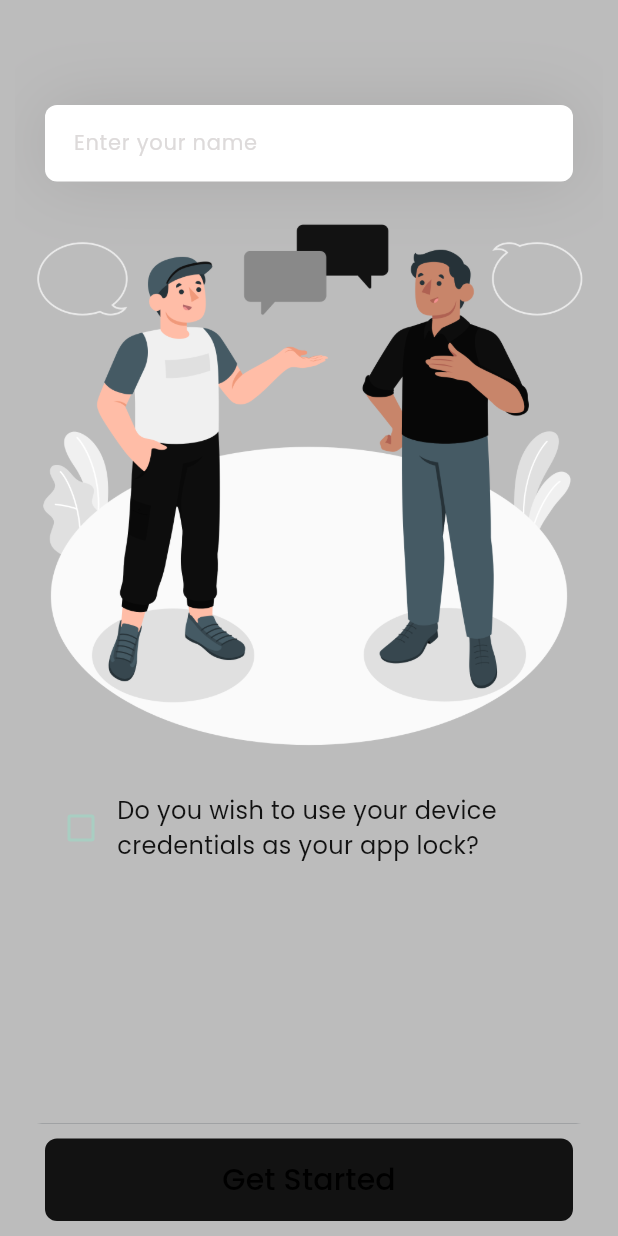
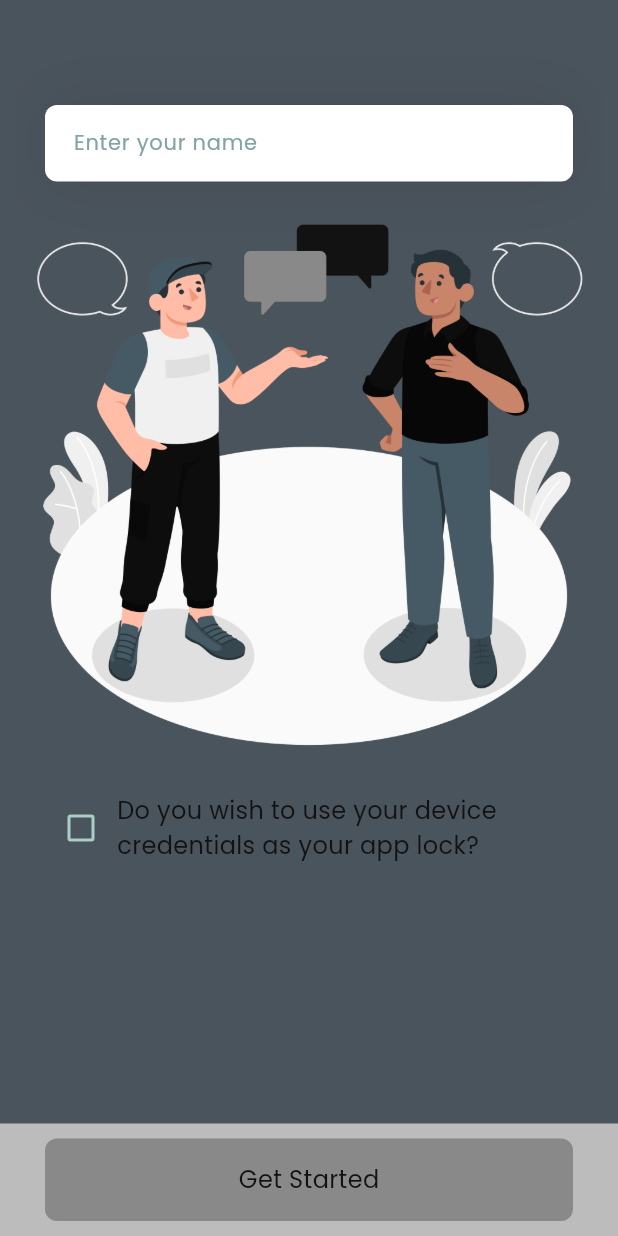
Before and after one commit to akashTharuka/vlc_msg_app, a Flutter app: the screen it shows after launch, after a tap on "Skip", on a phone screen of 412 x 824 dp. Run offline on Flutter 3.47's test engine with Material 3 defaults, Android fonts, the light colour scheme and no system bars; our stand-ins replace shared_preferences, smooth_page_indicator.

Commit message:
onboarding UI fix according to the theme

```diff
--- a/lib/pages/onboarding/onboarding_view.dart
+++ b/lib/pages/onboarding/onboarding_view.dart
@@ -25,58 +25,18 @@ class _OnboardingViewState extends State<OnboardingView> {
         color: Theme.of(context).colorScheme.background,
         padding: const EdgeInsets.symmetric(horizontal: 10, vertical: 10),
         child: isLastPage
-            ? getStarted()
+            ? getStarted(context)
             : Row(
                 mainAxisAlignment: MainAxisAlignment.spaceBetween,
                 children: [
-                  // skip button
-                  TextButton(
-                    onPressed: () {
-                      pageController
-                          .jumpToPage(controller.onboardingInfoItems.length);
-                    },
-                    child: Text(
-                      'Skip',
-                      style: Theme.of(context).textTheme.bodyMedium,
-                    ),
-                  ),
-
-                  // page indicator
-                  SmoothPageIndicator(
-                    controller: pageController,
-                    count: controller.onboardingInfoItems.length + 1,
-                    onDotClicked: (index) => pageController.animateToPage(
-                      index,
-                      duration: const Duration(milliseconds: 600),
-                      curve: Curves.easeInOut,
-                    ),
-                    effect: const WormEffect(
-                      dotWidth: 10,
-                      dotHeight: 10,
-                      activeDotColor: Colors.black,
-                      dotColor: Colors.grey,
-                    ),
-                  ),
-
-                  // next button
-                  TextButton(
-                    onPressed: () {
-                      pageController.nextPage(
-                        duration: const Duration(milliseconds: 600),
-                        curve: Curves.easeInOut,
-                      );
-                    },
-                    child: Text(
-                      'Next',
-                      style: Theme.of(context).textTheme.bodyMedium,
-                    ),
-                  ),
+                  skipButton(context),
+                  smoothPageIndicator(),
+                  nextButton(context),
                 ],
               ),
       ),
       body: Container(
         width: double.infinity,
-        color: Theme.of(context).colorScheme.background,
         padding: const EdgeInsets.symmetric(horizontal: 10, vertical: 10),
         child: PageView.builder(
           onPageChanged: (index) => setState(() =>
@@ -103,8 +63,8 @@ class _OnboardingViewState extends State<OnboardingView> {
                     child: TextFormField(
                       decoration: InputDecoration(
                         hintText: 'Enter your name',
-                        hintStyle: const TextStyle(
-                          color: Color(0xffDDDADA),
+                        hintStyle: TextStyle(
+                          color: Theme.of(context).colorScheme.onSecondary,
                           fontSize: 14,
                         ),
                         filled: true,
@@ -115,8 +75,8 @@ class _OnboardingViewState extends State<OnboardingView> {
                         ),
                         contentPadding: const EdgeInsets.all(15),
                       ),
-                      style: const TextStyle(
-                        color: Colors.black,
+                      style: TextStyle(
+                        color: Theme.of(context).colorScheme.primary,
                         fontSize: 14,
                       ),
                     ),
@@ -155,18 +115,15 @@ class _OnboardingViewState extends State<OnboardingView> {
                   Text(
                     controller.onboardingInfoItems[index].title,
                     textAlign: TextAlign.center,
-                    style: const TextStyle(
-                      fontSize: 24,
-                      fontWeight: FontWeight.bold,
-                    ),
+                    style: Theme.of(context).textTheme.titleMedium!.copyWith(
+                          fontSize: 24,
+                          fontWeight: FontWeight.w700,
+                        ),
                   ),
                   const SizedBox(height: 15),
                   Text(controller.onboardingInfoItems[index].description,
                       textAlign: TextAlign.center,
-                      style: const TextStyle(
-                        fontSize: 18,
-                        color: Colors.grey,
-                      )),
+                      style: Theme.of(context).textTheme.bodyMedium),
                 ],
               );
             }
@@ -176,12 +133,57 @@ class _OnboardingViewState extends State<OnboardingView> {
     );
   }
 
-  Widget getStarted() {
+  TextButton nextButton(BuildContext context) {
+    return TextButton(
+      onPressed: () {
+        pageController.nextPage(
+          duration: const Duration(milliseconds: 600),
+          curve: Curves.easeInOut,
+        );
+      },
+      child: Text(
+        'Next',
+        style: Theme.of(context).textTheme.bodyMedium,
+      ),
+    );
+  }
+
+  SmoothPageIndicator smoothPageIndicator() {
+    return SmoothPageIndicator(
+      controller: pageController,
+      count: controller.onboardingInfoItems.length + 1,
+      onDotClicked: (index) => pageController.animateToPage(
+        index,
+        duration: const Duration(milliseconds: 600),
+        curve: Curves.easeInOut,
+      ),
+      effect: const WormEffect(
+        dotWidth: 10,
+        dotHeight: 10,
+        activeDotColor: Colors.black,
+        dotColor: Colors.grey,
+      ),
+    );
+  }
+
+  TextButton skipButton(BuildContext context) {
+    return TextButton(
+      onPressed: () {
+        pageController.jumpToPage(controller.onboardingInfoItems.length);
+      },
+      child: Text(
+        'Skip',
+        style: Theme.of(context).textTheme.bodyMedium,
+      ),
+    );
+  }
+
+  Widget getStarted(context) {
     return Container(
       margin: const EdgeInsets.only(left: 20, right: 20),
       decoration: BoxDecoration(
         borderRadius: BorderRadius.circular(8),
-        color: Theme.of(context).colorScheme.primary,
+        color: Theme.of(context).colorScheme.primary.withOpacity(0.3),
       ),
       width: MediaQuery.of(context).size.width * .9,
       height: 55,
@@ -197,11 +199,9 @@ class _OnboardingViewState extends State<OnboardingView> {
             MaterialPageRoute(builder: (context) => HomeScreen()),
           );
         },
-        child: const Text(
+        child: Text(
           "Get Started",
-          style: TextStyle(
-            color: Colors.black,
-          ),
+          style: Theme.of(context).textTheme.bodyMedium,
         ),
       ),
     );
```
